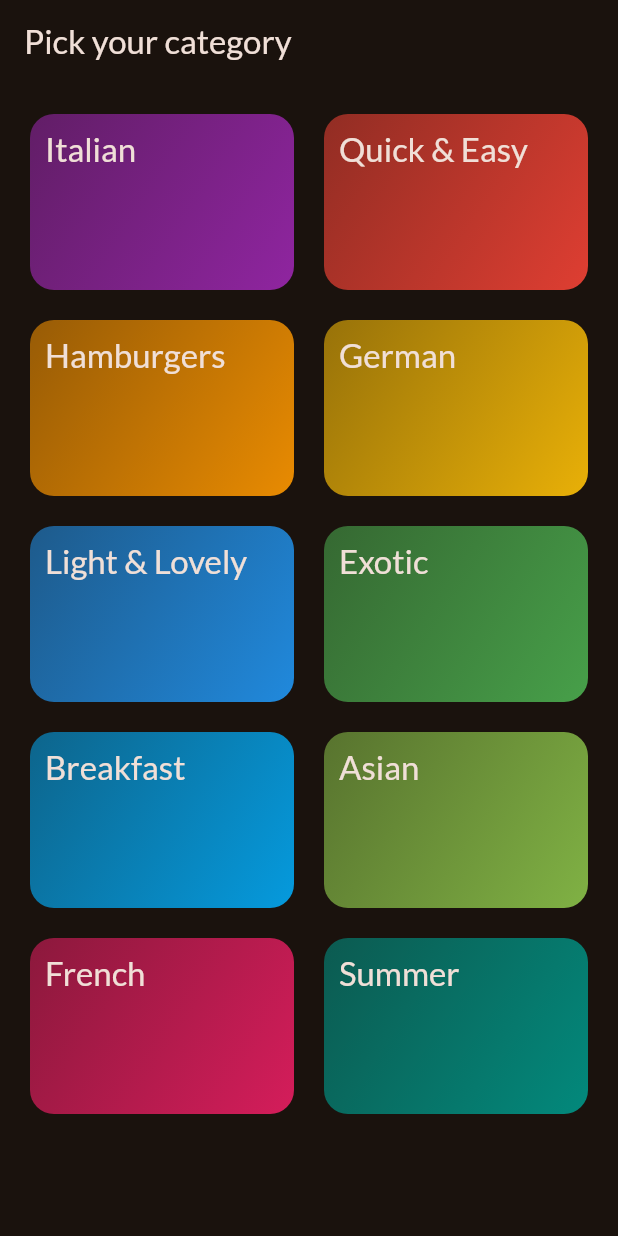
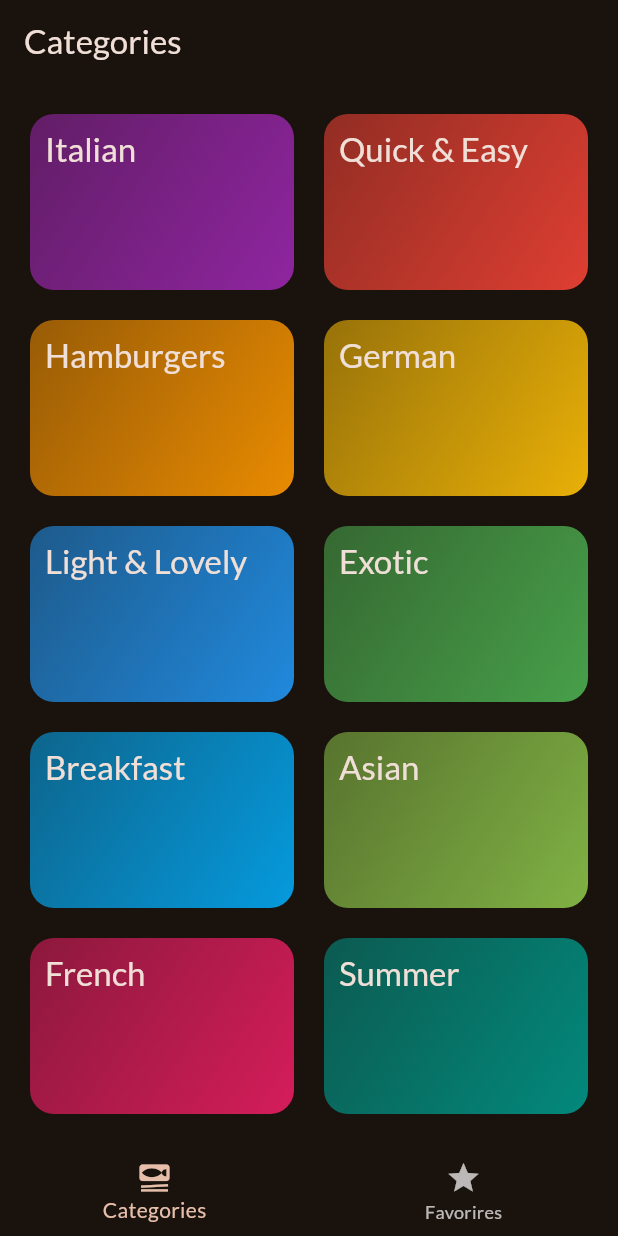
Before and after one commit to josuemj/Flutter-projects, a Flutter app: the screen it shows after launch, on a phone screen of 412 x 824 dp. Run offline on Flutter 3.47's test engine with Material 3 defaults, Android fonts, the phone set to English and light mode, and no system bars; our stand-ins replace google_fonts, transparent_image; missing offline and left inert: dart_eval.

```diff
--- a/meals/lib/main.dart
+++ b/meals/lib/main.dart
@@ -1,9 +1,6 @@
 import 'package:flutter/material.dart';
-
 import 'package:google_fonts/google_fonts.dart';
-import 'package:meals/data/dummy_data.dart';
-import 'package:meals/screens/categories.dart';
-import 'package:meals/screens/meals.dart';
+import 'package:meals/screens/tabs.dart';
 
 final theme = ThemeData(
   useMaterial3: true,
@@ -23,6 +20,6 @@ class App extends StatelessWidget {
 
   @override
   Widget build(BuildContext context) {
-    return MaterialApp(theme: theme, home: CategoriesScreen());
+    return MaterialApp(theme: theme, home: TabScreen());
   }
 }
--- a/meals/lib/screens/categories.dart
+++ b/meals/lib/screens/categories.dart
@@ -27,11 +27,7 @@ class CategoriesScreen extends StatelessWidget {
 
   @override
   Widget build(BuildContext context) {
-    return Scaffold(
-      appBar: AppBar(
-        title: Text('Pick your category'),
-      ),
-      body: GridView(
+    return GridView(
       padding: EdgeInsets.all(20),
       gridDelegate: SliverGridDelegateWithFixedCrossAxisCount(
         crossAxisCount: 2,
@@ -47,7 +43,7 @@ class CategoriesScreen extends StatelessWidget {
               onSelectCategory: () {
                 _selectCategory(context, category);
               })
-          ]),
+      ],
     );
   }
 }
--- a/meals/lib/screens/meals.dart
+++ b/meals/lib/screens/meals.dart
@@ -6,13 +6,13 @@ import 'package:meals/widgets/meal_list_item.dart';
 class MealsScreen extends StatelessWidget {
   const MealsScreen({
     super.key,
-    required this.title,
+    this.title,
     required this.meals,
     required this.categoryColor,
   });
 
   final Color categoryColor;
-  final String title;
+  final String? title;
   final List<Meal> meals;
 
   void _selectedMeal(
@@ -67,9 +67,13 @@ class MealsScreen extends StatelessWidget {
       ));
     }
 
+    if (title == null) {
+      return content;
+    }
+
     return Scaffold(
         appBar: AppBar(
-          title: Text(title),
+          title: Text(title!),
         ),
         body: content);
   }
--- /dev/null
+++ b/meals/lib/screens/tabs.dart
@@ -0,0 +1,61 @@
+import 'package:flutter/material.dart';
+import 'package:meals/screens/categories.dart';
+import 'package:meals/screens/meals.dart';
+
+class TabScreen extends StatefulWidget {
+  const TabScreen({super.key});
+
+  @override
+  State<TabScreen> createState() {
+    return _TabScreenState();
+  }
+}
+
+class _TabScreenState extends State<TabScreen> {
+  int _selectedPageIndex = 0;
+
+  void _selectPage(int index) {
+    setState(() {
+      _selectedPageIndex = index;
+    });
+  }
+
+  Widget activePage = const CategoriesScreen();
+
+  @override
+  Widget build(BuildContext context) {
+    var activePageTitle = 'Categories';
+    if (_selectedPageIndex == 1) {
+      activePage = const MealsScreen(
+        meals: [],
+        categoryColor: Colors.green,
+      );
+      activePageTitle = 'Your favorites';
+    } else {
+      activePage = const CategoriesScreen();
+      activePageTitle = 'Categories';
+    }
+    return Scaffold(
+      appBar: AppBar(
+        title: Text(activePageTitle),
+      ),
+      body: activePage, //dynamic based on
+      bottomNavigationBar: BottomNavigationBar(
+        onTap: (index) {
+          _selectPage(index);
+        },
+        currentIndex: _selectedPageIndex, //highlight the icon on bar
+        items: [
+          BottomNavigationBarItem(
+            icon: Icon(Icons.set_meal),
+            label: 'Categories',
+          ),
+          BottomNavigationBarItem(
+            icon: Icon(Icons.star),
+            label: 'Favorires',
+          ),
+        ],
+      ),
+    );
+  }
+}
```
Lines whose indentation alone changed are shown as unchanged.
